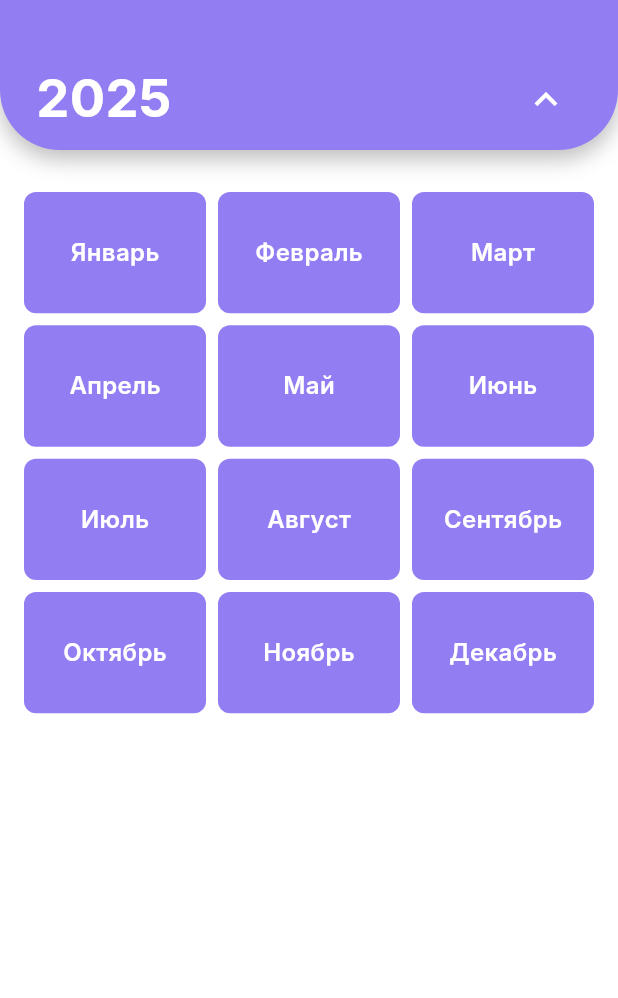
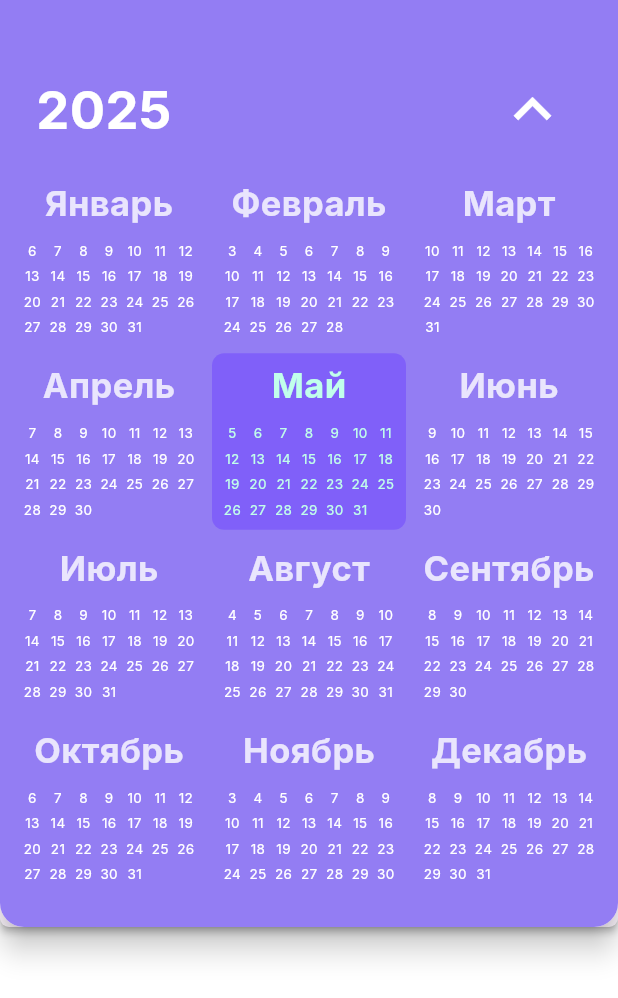
Before and after one commit to Lime228/TPProject, a Flutter app: the CalendarScreen screen opened directly, scrolled down 80 dp, after a tap on the "keyboard arrow down" icon, on a phone screen of 412 x 824 dp. Shown: the top 998 px of the screen. Run offline on Flutter 3.47's test engine with Material 3 defaults, Android fonts, the phone set to English and light mode, and no system bars; our stand-ins replace image_picker, shared_preferences; accounts and stored records are empty; Roboto replaces fonts that are missing (Inter).

Commit message:
TPP-77 feat: update expanded calendar

```diff
--- a/frontend/lib/screens/calendar_screen.dart
+++ b/frontend/lib/screens/calendar_screen.dart
@@ -18,6 +18,7 @@ class CalendarStyles {
   static const double yearFontSize = 35.0;
   static const double taskTitleFontSize = 18.0;
   static const double taskDescriptionFontSize = 14.0;
+  static const double titleMonthCalendarSize = 23.0;
 
   static const Color primaryColor = Color(0xFF937DF3);
   static const Color secondaryColor = Color(0xFF6E44FF);
@@ -28,6 +29,7 @@ class CalendarStyles {
   static const Color todayBorderColor = Color(0xFFCCC1FF);
   static const Color taskOverdueColor = Colors.red;
   static const Color taskOnTimeColor = Colors.green;
+  static const Color todayMonthColor = Color(0xFFC1FFEB);
 
   static const BorderRadius headerBorderRadius = BorderRadius.only(
     bottomLeft: Radius.circular(40),
@@ -68,13 +70,38 @@ class CalendarScreen extends StatefulWidget {
 class _CalendarScreenState extends State<CalendarScreen> {
 
   DateTime _selectedDate = DateTime.now();
-  bool _showMonthPicker = false;
+  bool _showYearPicker = false;
+
+  Widget _buildYearPickerOverlay() {
+    return Positioned(
+      top: 0,
+      left: 0,
+      right: 0,
+      child: AnimatedSize(
+        duration: const Duration(milliseconds: 300),
+        curve: Curves.easeInOut,
+        alignment: Alignment.topCenter,
+        child: _showYearPicker
+            ? Material(
+          elevation: 2,
+          borderRadius: BorderRadius.circular(6),
+          child: _buildYearPicker(),
+        )
+            : const SizedBox(),
+      ),
+    );
+  }
 
   @override
   Widget build(BuildContext context) {
     return Scaffold(
       backgroundColor: Colors.white,
-      body: _buildMainContent(),
+      body: Stack(
+        children: [
+          _buildMainContent(),
+          if (_showYearPicker) _buildYearPickerOverlay(),
+        ],
+      ),
     );
   }
 
@@ -97,27 +124,20 @@ class _CalendarScreenState extends State<CalendarScreen> {
     final auth = Provider.of<AuthProvider>(context);
     final group = Provider.of<GroupProvider>(context);
 
-    if (_showMonthPicker) {
-      return _buildMonthPicker(_selectedDate.year);
-    }
-
-    return Column(
+    return Expanded(
+      child: SingleChildScrollView(
+        child: Column(
+          mainAxisSize: MainAxisSize.min,
           children: [
-
             _buildMonthHeader(),
-        const SizedBox(height: 0),
-
-
             _buildCalendarGrid(),
             const SizedBox(height: 12),
-
-
-        Expanded(
-          child: auth.isAuthenticated && group.isInGroup
+            auth.isAuthenticated && group.isInGroup
                 ? _buildTaskList()
                 : _buildUnauthorizedTaskMessage(),
+          ],
         ),
-      ],
+      ),
     );
   }
 
@@ -145,11 +165,11 @@ class _CalendarScreenState extends State<CalendarScreen> {
           ),
           IconButton(
             icon: Icon(
-              _showMonthPicker ? Icons.keyboard_arrow_up : Icons.keyboard_arrow_down,
+              _showYearPicker ? Icons.keyboard_arrow_up : Icons.keyboard_arrow_down,
               color: Colors.white,
               size: 30,
             ),
-            onPressed: () => setState(() => _showMonthPicker = !_showMonthPicker),
+            onPressed: () => setState(() => _showYearPicker = !_showYearPicker),
           ),
         ],
       ),
@@ -159,24 +179,31 @@ class _CalendarScreenState extends State<CalendarScreen> {
   Widget _buildMonthHeader() {
     final currentMonth = toBeginningOfSentenceCase(DateFormat.MMMM('ru').format(_selectedDate));
 
-    return Container(
+    return GestureDetector(
+      onTap: () => setState(() {
+        _showYearPicker = false;
+      }),
+      child: Container(
         height: CalendarStyles.monthHeaderHeight,
         margin: const EdgeInsets.symmetric(horizontal: 16),
-      padding: const EdgeInsets.only(left: 16),
+        padding: const EdgeInsets.symmetric(horizontal: 16),
         decoration: BoxDecoration(
           color: CalendarStyles.monthHeaderColor,
           borderRadius: BorderRadius.circular(12),
           boxShadow: [CalendarStyles.monthHeaderShadow],
         ),
-      child: Align(
-        alignment: Alignment.centerLeft,
-        child: Text(
+        child: Row(
+          mainAxisAlignment: MainAxisAlignment.spaceBetween,
+          children: [
+            Text(
               currentMonth!,
               style: const TextStyle(
                 color: CalendarStyles.secondaryColor,
                 fontSize: CalendarStyles.monthNameFontSize,
                 fontWeight: FontWeight.bold,
               ),
+            ),
+          ],
         ),
       ),
     );
@@ -310,13 +337,21 @@ class _CalendarScreenState extends State<CalendarScreen> {
     }).toList();
 
     if (filteredTasks.isEmpty) {
-      return const Center(child: Text('Нет задач на выбранную дату'));
+      return const Padding(
+        padding: EdgeInsets.all(16.0),
+        child: Text('Нет задач на выбранную дату'),
+      );
     }
 
-    return ListView.builder(
+    return SizedBox(
+      height: 300,
+      child: ListView.builder(
+        shrinkWrap: true,
+        physics: const ClampingScrollPhysics(),
         padding: const EdgeInsets.symmetric(horizontal: 16),
         itemCount: filteredTasks.length,
         itemBuilder: (context, i) => _buildTaskCard(filteredTasks[i]),
+      ),
     );
   }
 
@@ -523,30 +558,125 @@ class _CalendarScreenState extends State<CalendarScreen> {
   }
 
   Widget _buildUnauthorizedTaskMessage() {
+    final auth = Provider.of<AuthProvider>(context);
+    final group = Provider.of<GroupProvider>(context);
+
+    String message;
+    if (!auth.isAuthenticated) {
+      message = 'Для просмотра задач необходимо авторизоваться';
+    } else if (!group.isInGroup) {
+      message = 'Только находясь в группе можно просматривать задачи';
+    } else {
+      message = 'Нет доступа к задачам';
+    }
+
     return Center(
       child: Padding(
         padding: const EdgeInsets.all(16.0),
         child: Column(
           mainAxisAlignment: MainAxisAlignment.center,
           children: [
-            const Icon(Icons.lock, size: 64, color: Color(0xFF937DF3)),
-            const SizedBox(height: 20),
-            const Text(
-              'Для просмотра задач необходимо авторизоваться',
+            const SizedBox(height: 50),
+            Icon(
+              auth.isAuthenticated ? Icons.group : Icons.lock,
+              size: 64,
+              color: const Color(0xFF937DF3),
+            ),
+            const SizedBox(height: 10),
+            Text(
+              message,
               textAlign: TextAlign.center,
-              style: TextStyle(
+              style: const TextStyle(
                 fontSize: 18,
                 fontWeight: FontWeight.bold,
               ),
             ),
             const SizedBox(height: 10),
-            ElevatedButton(
-              onPressed: () => Navigator.pushNamed(context, '/login'),
-              style: ElevatedButton.styleFrom(
-                backgroundColor: Color(0xFF937DF3),
-                padding: const EdgeInsets.symmetric(horizontal: 24, vertical: 12),
+          ],
         ),
-              child: const Text('Войти', style: TextStyle(color: Colors.white)),
+      ),
+    );
+  }
+
+  Widget _buildYearPicker() {
+    final currentYear = _selectedDate.year;
+    final monthNames = DateFormat.MMMM('ru');
+    final now = DateTime.now();
+
+    return Material(
+      key: const ValueKey('year_picker'),
+      elevation: 8,
+      borderRadius: const BorderRadius.only(
+        bottomLeft: Radius.circular(16),
+        bottomRight: Radius.circular(16),
+      ),
+      child: Container(
+        decoration: BoxDecoration(
+          color: CalendarStyles.primaryColor,
+          borderRadius: const BorderRadius.only(
+            bottomLeft: Radius.circular(16),
+            bottomRight: Radius.circular(16),
+          ),
+        ),
+        constraints: BoxConstraints(
+          maxHeight: MediaQuery.of(context).size.height * 0.75,
+        ),
+        child: Column(
+          mainAxisSize: MainAxisSize.min,
+          children: [
+            const SizedBox(height: 40),
+            Padding(
+              padding: const EdgeInsets.symmetric(horizontal: 24),
+              child: Row(
+                mainAxisAlignment: MainAxisAlignment.spaceBetween,
+                children: [
+                  Text(
+                    '$currentYear',
+                    style: const TextStyle(
+                      fontSize: CalendarStyles.yearFontSize,
+                      color: Colors.white,
+                      fontWeight: FontWeight.bold,
+                    ),
+                  ),
+                  IconButton(
+                    icon: Icon(
+                      _showYearPicker ? Icons.keyboard_arrow_up : Icons.keyboard_arrow_down,
+                      color: Colors.white,
+                      size: 50,
+                    ),
+                    onPressed: () => setState(() {
+                      _showYearPicker = !_showYearPicker;
+                    }),
+                  ),
+                ],
+              ),
+            ),
+            Expanded(
+              child: Padding(
+                padding: const EdgeInsets.all(8),
+                child: GridView.count(
+                  shrinkWrap: true,
+                  physics: const ClampingScrollPhysics(),
+                  crossAxisCount: 3,
+                  childAspectRatio: 1.1,
+                  mainAxisSpacing: 4,
+                  crossAxisSpacing: 4,
+                  children: List.generate(12, (index) {
+                    final month = index + 1;
+                    final monthName = toBeginningOfSentenceCase(
+                      monthNames.format(DateTime(currentYear, month)),
+                    );
+                    final isCurrentMonth = month == now.month && currentYear == now.year;
+
+                    return _buildMonthPicker(
+                      monthName: monthName!,
+                      year: currentYear,
+                      month: month,
+                      isCurrentMonth: isCurrentMonth,
+                    );
+                  }),
+                ),
+              ),
             ),
           ],
         ),
@@ -554,38 +684,84 @@ class _CalendarScreenState extends State<CalendarScreen> {
     );
   }
 
-  Widget _buildMonthPicker(int year) {
+  Widget _buildMonthPicker({
+    required String monthName,
+    required int year,
+    required int month,
+    required bool isCurrentMonth,
+  }) {
+    final isSelectedMonth = _selectedDate.month == month && _selectedDate.year == year;
+
+    return Container(
+      padding: const EdgeInsets.all(5),
+      decoration: BoxDecoration(
+        borderRadius: BorderRadius.circular(8),
+        color: isSelectedMonth ? CalendarStyles.secondaryColor.withOpacity(0.5) : null,
+      ),
+      child: InkWell(
+        borderRadius: BorderRadius.circular(8),
+        onTap: () {
+          setState(() {
+            _selectedDate = DateTime(year, month);
+            _showYearPicker = false;
+          });
+        },
+        child: Column(
+          mainAxisSize: MainAxisSize.min,
+          children: [
+            Text(
+              monthName,
+              style: TextStyle(
+                fontSize: CalendarStyles.titleMonthCalendarSize,
+                fontWeight: FontWeight.bold,
+                color: isCurrentMonth
+                    ? CalendarStyles.todayMonthColor
+                    : (isSelectedMonth ? Colors.white : Colors.white.withOpacity(0.8)),
+              ),
+            ),
+            const SizedBox(height: 5),
+            Expanded(
+              child: _buildMiniCalendar(year, month),
+            ),
+          ],
+        ),
+      ),
+    );
+  }
+
+  Widget _buildMiniCalendar(int year, int month) {
+    final firstDay = DateTime(year, month, 1);
+    final lastDay = DateTime(year, month + 1, 0);
+    final startOffset = (firstDay.weekday + 6) % 7;
+    final daysInMonth = lastDay.day;
+
+    final currentDate = DateTime.now();
+    final currentMonth = currentDate.month;
+    final currentYear = currentDate.year;
+
     return GridView.count(
-      padding: CalendarStyles.monthPickerPadding,
-      crossAxisCount: 3,
-      childAspectRatio: 1.5,
-      mainAxisSpacing: 8,
-      crossAxisSpacing: 8,
-      children: List.generate(12, (month) {
-        final monthName = DateFormat.MMMM('ru').format(DateTime(year, month + 1));
-        return InkWell(
-          onTap: () => setState(() {
-            _selectedDate = DateTime(year, month + 1);
-            _showMonthPicker = false;
-          }),
-          borderRadius: BorderRadius.circular(8),
-          child: Container(
-            alignment: Alignment.center,
-            decoration: BoxDecoration(
-              color: Color(0xFF937DF3),
-              borderRadius: BorderRadius.circular(8),
-            ),
+      physics: const NeverScrollableScrollPhysics(),
+      crossAxisCount: 7,
+      childAspectRatio: 1,
+      padding: EdgeInsets.zero,
+      mainAxisSpacing: 0,
+      crossAxisSpacing: 0,
+      shrinkWrap: true,
+      children: [
+        for (int i = 0; i < startOffset; i++) const SizedBox(),
+        for (int day = 1; day <= daysInMonth; day++)
+          Center(
             child: Text(
-              toBeginningOfSentenceCase(monthName)!,
-              style: const TextStyle(
-                fontSize: 16,
-                fontWeight: FontWeight.w600,
-                color: Colors.white,
+              '$day',
+              style: TextStyle(
+                fontSize: 9,
+                color: (month == currentMonth && year == currentYear)
+                    ? CalendarStyles.todayMonthColor
+                    : Colors.white,
               ),
             ),
           ),
-        );
-      }),
+      ],
     );
   }
 
```
Lines whose indentation alone changed are shown as unchanged.
